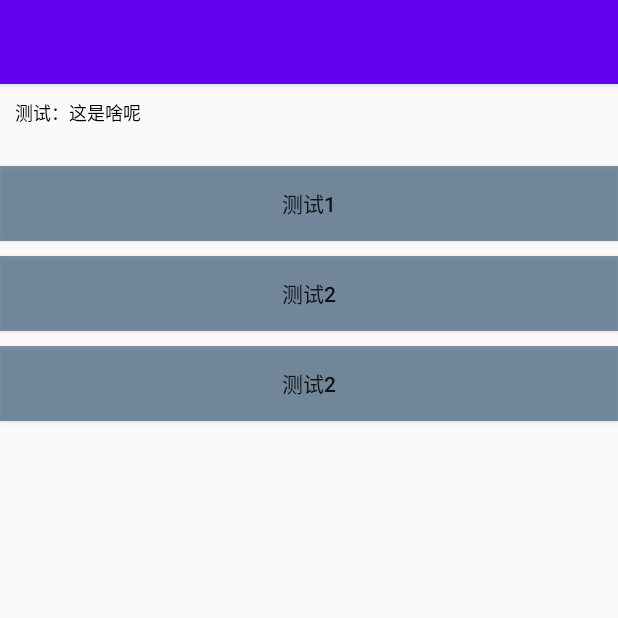
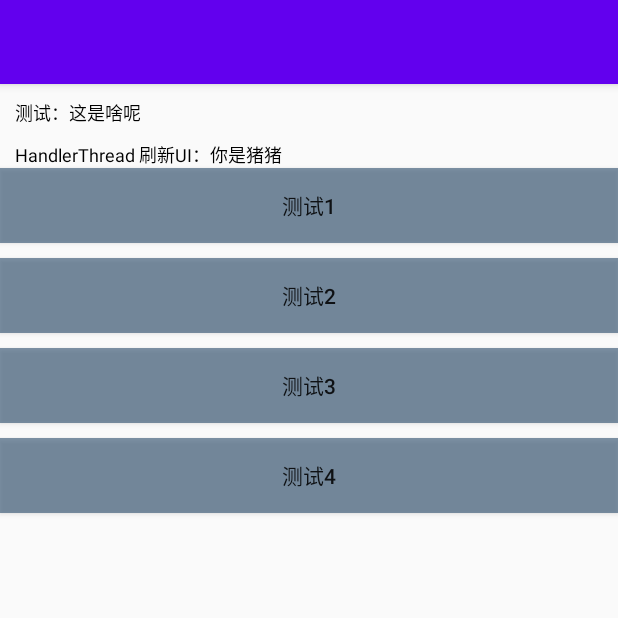
Before and after one commit to baobeinet521/MineStudy, an Android app: the HandlerActivity screen opened directly, with no data from a screen before it, after a tap on "测试1", on a phone screen of 412 x 824 dp, the top half of it. Run offline under Robolectric (Android 15) with nearby library versions, the phone set to English and light mode, and no system bars.

Commit message:
Activity生命周期学习

```diff
--- a/app/src/main/AndroidManifest.xml
+++ b/app/src/main/AndroidManifest.xml
@@ -10,7 +10,7 @@
         android:supportsRtl="true"
         android:theme="@style/Theme.StudyApplication">
         <activity
-            android:name=".activity.MainActivity"
+            android:name=".MainActivity"
             android:exported="true">
             <intent-filter>
                 <action android:name="android.intent.action.MAIN" />
@@ -20,6 +20,9 @@
         </activity>
 
         <activity android:name=".handler.HandlerActivity"/>
+
+        <activity android:name=".activity.LifeCycleActivity"
+            android:configChanges="orientation|screenSize"/>
     </application>
 
 </manifest>
--- a/app/src/main/java/com/zd/study/activity/MainActivity.java
+++ b/app/src/main/java/com/zd/study/MainActivity.java
@@ -1,4 +1,4 @@
-package com.zd.study.activity;
+package com.zd.study;
 
 import android.content.Intent;
 import android.support.v7.app.AppCompatActivity;
@@ -7,6 +7,7 @@ import android.view.View;
 import android.widget.Button;
 
 import com.zd.study.R;
+import com.zd.study.activity.LifeCycleActivity;
 import com.zd.study.handler.HandlerActivity;
 
 public class MainActivity extends AppCompatActivity implements View.OnClickListener {
@@ -25,7 +26,8 @@ public class MainActivity extends AppCompatActivity implements View.OnClickListe
         int id = v.getId();
         switch (id){
             case R.id.test_btn:
-                Intent intent = new Intent(this, HandlerActivity.class);
+//                Intent intent = new Intent(this, HandlerActivity.class);
+                Intent intent = new Intent(this, LifeCycleActivity.class);
                 startActivity(intent);
                 break;
         }
--- a/app/src/main/java/com/zd/study/handler/HandlerActivity.java
+++ b/app/src/main/java/com/zd/study/handler/HandlerActivity.java
@@ -22,11 +22,13 @@ public class HandlerActivity extends AppCompatActivity implements View.OnClickLi
     private Button mBtn1;
     private Button mBtn2;
     private Button mBtn3;
+    private Button mBtn4;
 
     private HandlerThread mHandlerThread;
     private Handler mWorkHandler;
     private MyThread workThread;
     private Handler workHandler2;
+    private Handler handlerRunnable;
 
     @Override
     protected void onCreate(@Nullable Bundle savedInstanceState) {
@@ -38,10 +40,12 @@ public class HandlerActivity extends AppCompatActivity implements View.OnClickLi
         mBtn1 = findViewById(R.id.btn_1);
         mBtn2 = findViewById(R.id.btn_2);
         mBtn3 = findViewById(R.id.btn_3);
+        mBtn4 = findViewById(R.id.btn_4);
 
         mBtn1.setOnClickListener(this);
         mBtn2.setOnClickListener(this);
         mBtn3.setOnClickListener(this);
+        mBtn4.setOnClickListener(this);
 
         mHandlerThread = new HandlerThread("handlerThread",999){
             @Override
@@ -67,6 +71,7 @@ public class HandlerActivity extends AppCompatActivity implements View.OnClickLi
                             e.printStackTrace();
                         }
 
+                        mTxtTest.setText((String)msg.obj);
                         break;
                 }
             }
@@ -101,36 +106,51 @@ public class HandlerActivity extends AppCompatActivity implements View.OnClickLi
 
             }
         };
+
+        mWorkHandler.removeCallbacksAndMessages(null);
+
+        handlerRunnable = new Handler();
+        handlerRunnable.post(new Runnable() {
+            @Override
+            public void run() {
+                mTxtTest.setText("handlerRunnable 刷新UI:我想要一个车车");
+            }
+        });
+
+
     }
 
     @Override
     public void onClick(View v) {
         int id = v.getId();
+        Message msg = Message.obtain();
         switch (id){
             case R.id.btn_1:
-//                Message msg1 = Message.obtain();
-//                msg1.what = 1;
-//                msg1.obj = "HandlerThread 刷新UI：你是猪猪";
-//                mWorkHandler.sendMessage(msg1);
+                msg.what = 1;
+                msg.obj = "HandlerThread 刷新UI：你是猪猪";
+                mWorkHandler.sendMessage(msg);
                 Looper mLooper = workThread.getLooper();
                 Log.d(TAG, "88888888888888workThread.getLooper()   " + mLooper + "   MainLooper  " + getMainLooper()
                         + "  mHandlerThread.getLooper  " + mHandlerThread.getLooper());
                 break;
             case  R.id.btn_2:
 
-                Message msg2 = Message.obtain();
-                msg2.what =1;
-                msg2.obj = "普通的Threads刷新UI:我要吃肉肉";
-                workHandler2.sendMessage(msg2);
+
+                msg.what =1;
+                msg.obj = "普通的Threads刷新UI:我要吃肉肉";
+                workHandler2.sendMessage(msg);
 
                 break;
 
             case  R.id.btn_3:
 
-                Message msg3 = Message.obtain();
-                msg3.what =1;
-                msg3.obj = "普通的Threads刷新UI:我要吃肉肉";
-                workThread.mHandler.sendMessage(msg3);
+                msg.what =1;
+                msg.obj = "普通的Threads刷新UI:我要去旅行";
+                workThread.mHandler.sendMessage(msg);
+
+                break;
+
+            case R.id.btn_4:
 
                 break;
         }
--- a/app/src/main/res/layout/activity_layout_handler.xml
+++ b/app/src/main/res/layout/activity_layout_handler.xml
@@ -29,7 +29,8 @@
             android:layout_height="wrap_content"
             android:layout_marginTop="10dp"
             android:textSize="12dp"
-            android:textColor="@color/black"/>
+            android:textColor="@color/black"
+            android:text="是的"/>
     </LinearLayout>
 
     <Button
@@ -62,6 +63,16 @@
         app:layout_constraintLeft_toLeftOf="parent"
         app:layout_constraintRight_toRightOf="parent"
         android:background="#90234567"
-        android:text="测试2"/>
+        android:text="测试3"/>
+    <Button
+        android:id="@+id/btn_4"
+        android:layout_width="match_parent"
+        android:layout_height="50dp"
+        android:layout_marginTop="10dp"
+        app:layout_constraintTop_toBottomOf="@+id/btn_3"
+        app:layout_constraintLeft_toLeftOf="parent"
+        app:layout_constraintRight_toRightOf="parent"
+        android:background="#90234567"
+        android:text="测试4"/>
 
 </android.support.constraint.ConstraintLayout>
--- a/app/src/main/res/layout/activity_main.xml
+++ b/app/src/main/res/layout/activity_main.xml
@@ -5,7 +5,7 @@
     xmlns:tools="http://schemas.android.com/tools"
     android:layout_width="match_parent"
     android:layout_height="match_parent"
-    tools:context=".activity.MainActivity">
+    tools:context=".MainActivity">
 
     <Button
         android:id="@+id/test_btn"
```
Also changed, not shown: app/src/main/java/com/zd/study/activity/LifeCycleActivity.java (added, +81 -0 lines).
